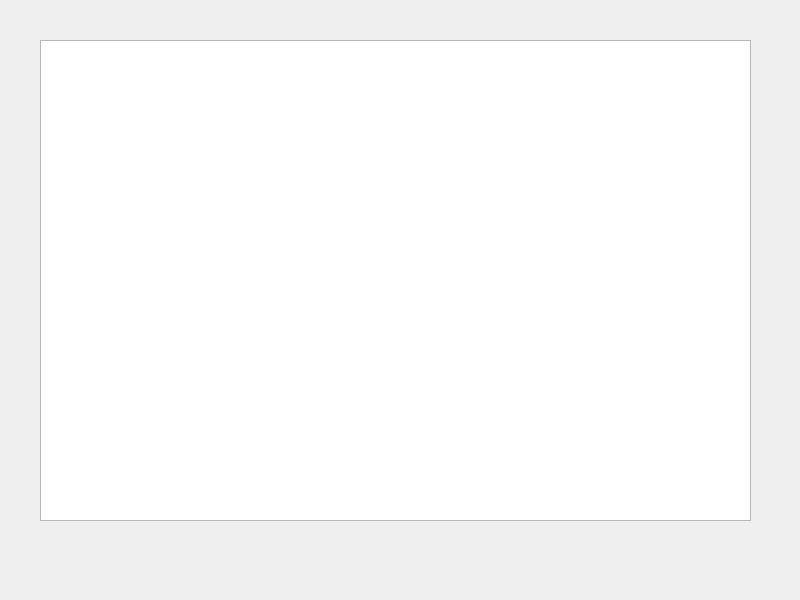
The window that gui/anotherwindow.ui (PavolHradsky/PIS-bonus) describes before a commit, drawn with Qt 5.
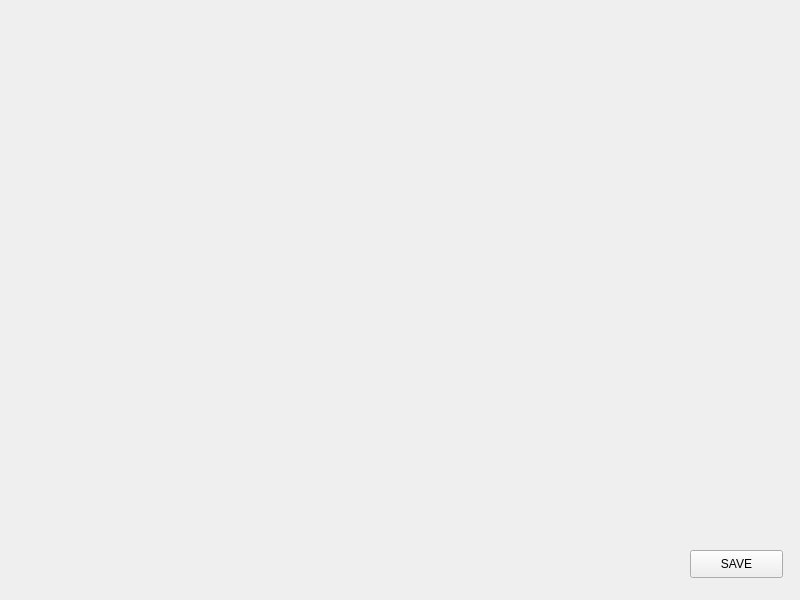
The same window after the commit.

Commit message: working on another window

The edit to the form file:
```diff
--- a/gui/anotherwindow.ui
+++ b/gui/anotherwindow.ui
@@ -14,15 +14,18 @@
    <string>MainWindow</string>
   </property>
   <widget class="QWidget" name="centralwidget">
-   <widget class="QListWidget" name="listWidget">
+   <widget class="QPushButton" name="enter">
     <property name="geometry">
      <rect>
-      <x>40</x>
-      <y>40</y>
-      <width>711</width>
-      <height>481</height>
+      <x>690</x>
+      <y>550</y>
+      <width>93</width>
+      <height>28</height>
      </rect>
     </property>
+    <property name="text">
+     <string>SAVE</string>
+    </property>
    </widget>
   </widget>
  </widget>
```
The commit also changes 1 other file.
